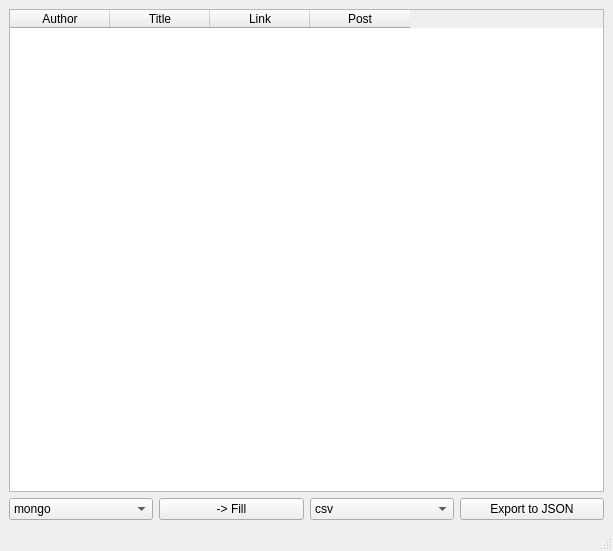
First picture: the form in task_7_1/gui.ui, repository GafasAV/SG-Course-Tasks-Lesson7-, before the edit.
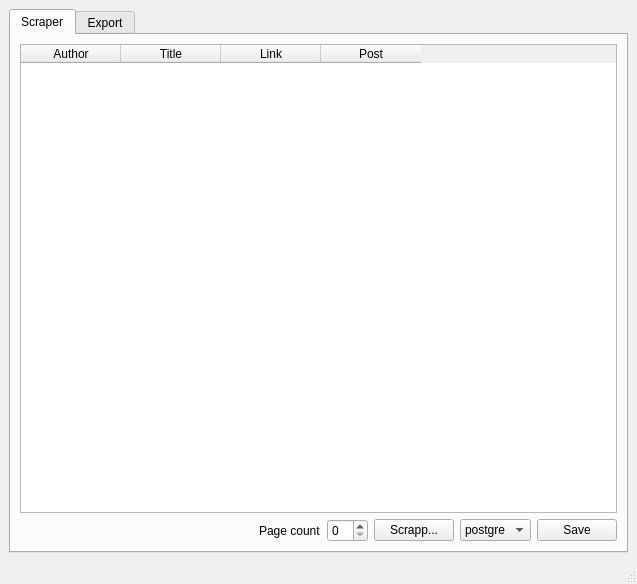
Second picture: the form after the edit.

Diff of the .ui file:
```diff
--- a/task_7_1/gui.ui
+++ b/task_7_1/gui.ui
@@ -6,8 +6,8 @@
    <rect>
     <x>0</x>
     <y>0</y>
-    <width>613</width>
-    <height>551</height>
+    <width>637</width>
+    <height>584</height>
    </rect>
   </property>
   <property name="windowTitle">
@@ -16,7 +16,20 @@
   <widget class="QWidget" name="centralwidget">
    <layout class="QVBoxLayout" name="verticalLayout_2">
     <item>
-     <widget class="QTableWidget" name="table">
+     <widget class="QTabWidget" name="main_tab">
+      <property name="currentIndex">
+       <number>0</number>
+      </property>
+      <widget class="QWidget" name="tab_scraper">
+       <attribute name="title">
+        <string>Scraper</string>
+       </attribute>
+       <layout class="QVBoxLayout" name="verticalLayout">
+        <item>
+         <widget class="QTableWidget" name="table_scrap">
+          <property name="layoutDirection">
+           <enum>Qt::LeftToRight</enum>
+          </property>
       <column>
        <property name="text">
         <string>Author</string>
@@ -42,14 +55,118 @@
     <item>
      <layout class="QHBoxLayout" name="horizontalLayout">
       <item>
-       <widget class="QComboBox" name="cmb1">
+           <spacer name="horizontalSpacer">
+            <property name="orientation">
+             <enum>Qt::Horizontal</enum>
+            </property>
+            <property name="sizeHint" stdset="0">
+             <size>
+              <width>40</width>
+              <height>20</height>
+             </size>
+            </property>
+           </spacer>
+          </item>
         <item>
+           <widget class="QLabel" name="label">
          <property name="text">
+             <string>Page count</string>
+            </property>
+           </widget>
+          </item>
+          <item>
+           <widget class="QSpinBox" name="page_count_box"/>
+          </item>
+          <item>
+           <widget class="QPushButton" name="btn_scrapp">
+            <property name="text">
+             <string>Scrapp...</string>
+            </property>
+           </widget>
+          </item>
+          <item>
+           <widget class="QComboBox" name="cmb_ds">
+            <item>
+             <property name="text">
+              <string>postgre</string>
+             </property>
+            </item>
+            <item>
+             <property name="text">
           <string>mongo</string>
          </property>
         </item>
         <item>
          <property name="text">
+              <string>json</string>
+             </property>
+            </item>
+            <item>
+             <property name="text">
+              <string>csv</string>
+             </property>
+            </item>
+           </widget>
+          </item>
+          <item>
+           <widget class="QPushButton" name="btn_save">
+            <property name="text">
+             <string>Save</string>
+            </property>
+           </widget>
+          </item>
+         </layout>
+        </item>
+       </layout>
+      </widget>
+      <widget class="QWidget" name="tab_export">
+       <attribute name="title">
+        <string>Export</string>
+       </attribute>
+       <layout class="QVBoxLayout" name="verticalLayout_4">
+        <item>
+         <widget class="QTableWidget" name="table_export">
+          <column>
+           <property name="text">
+            <string>Author</string>
+           </property>
+          </column>
+          <column>
+           <property name="text">
+            <string>Title</string>
+           </property>
+          </column>
+          <column>
+           <property name="text">
+            <string>Link</string>
+           </property>
+          </column>
+          <column>
+           <property name="text">
+            <string>Post</string>
+           </property>
+          </column>
+         </widget>
+        </item>
+        <item>
+         <layout class="QHBoxLayout" name="horizontalLayout_2">
+          <item>
+           <spacer name="horizontalSpacer_2">
+            <property name="orientation">
+             <enum>Qt::Horizontal</enum>
+            </property>
+            <property name="sizeHint" stdset="0">
+             <size>
+              <width>40</width>
+              <height>20</height>
+             </size>
+            </property>
+           </spacer>
+          </item>
+          <item>
+           <widget class="QComboBox" name="cmb_exp">
+            <item>
+             <property name="text">
           <string>postgre</string>
          </property>
         </item>
@@ -63,12 +180,7 @@
        </widget>
       </item>
       <item>
-       <widget class="QComboBox" name="cmb2">
-        <item>
-         <property name="text">
-          <string>csv</string>
-         </property>
-        </item>
+           <widget class="QComboBox" name="cmb_save">
         <item>
          <property name="text">
           <string>json</string>
@@ -77,13 +189,17 @@
        </widget>
       </item>
       <item>
-       <widget class="QPushButton" name="btn_export">
+           <widget class="QPushButton" name="btn_exp">
         <property name="text">
-         <string>Export to JSON</string>
+             <string>-&gt;Export...</string>
         </property>
        </widget>
       </item>
      </layout>
+        </item>
+       </layout>
+      </widget>
+     </widget>
     </item>
    </layout>
   </widget>
```
Left out of the diff: 14 changed lines with no effect on the pictures. Lines whose indentation alone changed are shown as unchanged.
